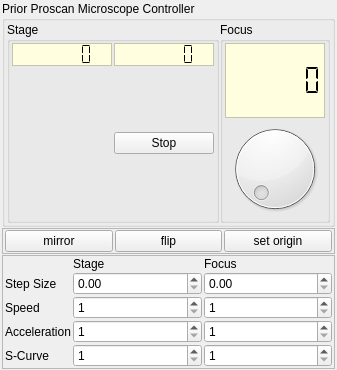
davidgrier/QInstrument, file instruments/PriorScientific/Proscan/ProscanWidget.ui: the form before one commit.
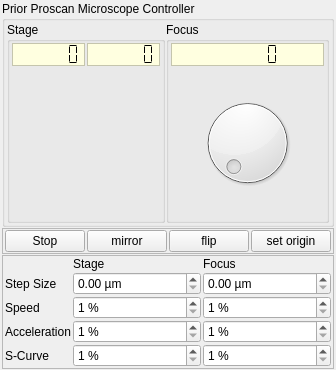
The form after the commit. Custom widgets are drawn as their Qt base class.

Commit message: Proscan: widget layout polish and pad button click/hold distinction

Patch:
```diff
--- a/instruments/PriorScientific/Proscan/ProscanWidget.ui
+++ b/instruments/PriorScientific/Proscan/ProscanWidget.ui
@@ -6,7 +6,7 @@
    <rect>
     <x>0</x>
     <y>0</y>
-    <width>337</width>
+    <width>280</width>
     <height>370</height>
    </rect>
   </property>
@@ -138,7 +138,7 @@
            </property>
           </widget>
          </item>
-         <item row="1" column="0">
+         <item row="1" column="0" colspan="2">
           <widget class="QJoystickPad" name="joystick" native="true">
            <property name="sizePolicy">
             <sizepolicy hsizetype="Expanding" vsizetype="Expanding">
@@ -157,25 +157,6 @@
            </property>
           </widget>
          </item>
-         <item row="1" column="1">
-          <widget class="QPushButton" name="stop">
-           <property name="minimumSize">
-            <size>
-             <width>100</width>
-             <height>0</height>
-            </size>
-           </property>
-           <property name="focusPolicy">
-            <enum>Qt::StrongFocus</enum>
-           </property>
-           <property name="styleSheet">
-            <string notr="true"/>
-           </property>
-           <property name="text">
-            <string>Stop</string>
-           </property>
-          </widget>
-         </item>
         </layout>
        </widget>
       </item>
@@ -202,6 +183,12 @@
          </property>
          <item>
           <widget class="QLCDNumber" name="z">
+           <property name="sizePolicy">
+            <sizepolicy hsizetype="Expanding" vsizetype="Fixed">
+             <horstretch>0</horstretch>
+             <verstretch>0</verstretch>
+            </sizepolicy>
+           </property>
            <property name="font">
             <font>
              <pointsize>13</pointsize>
@@ -232,6 +219,19 @@
            </property>
           </widget>
          </item>
+         <item>
+          <spacer name="focusTopSpacer">
+           <property name="orientation">
+            <enum>Qt::Vertical</enum>
+           </property>
+           <property name="sizeHint" stdset="0">
+            <size>
+             <width>20</width>
+             <height>0</height>
+            </size>
+           </property>
+          </spacer>
+         </item>
          <item>
           <widget class="QRotaryEncoder" name="zdial">
            <property name="minimumSize">
@@ -242,6 +242,19 @@
            </property>
           </widget>
          </item>
+         <item>
+          <spacer name="focusBottomSpacer">
+           <property name="orientation">
+            <enum>Qt::Vertical</enum>
+           </property>
+           <property name="sizeHint" stdset="0">
+            <size>
+             <width>20</width>
+             <height>0</height>
+            </size>
+           </property>
+          </spacer>
+         </item>
         </layout>
        </widget>
       </item>
@@ -279,6 +292,16 @@
        <number>1</number>
       </property>
       <item row="0" column="0">
+       <widget class="QPushButton" name="stop">
+        <property name="focusPolicy">
+         <enum>Qt::StrongFocus</enum>
+        </property>
+        <property name="text">
+         <string>Stop</string>
+        </property>
+       </widget>
+      </item>
+      <item row="0" column="1">
        <widget class="QPushButton" name="mirror">
         <property name="focusPolicy">
          <enum>Qt::NoFocus</enum>
@@ -291,7 +314,7 @@
         </property>
        </widget>
       </item>
-      <item row="0" column="1">
+      <item row="0" column="2">
        <widget class="QPushButton" name="flip">
         <property name="focusPolicy">
          <enum>Qt::NoFocus</enum>
@@ -304,7 +327,7 @@
         </property>
        </widget>
       </item>
-      <item row="0" column="2">
+      <item row="0" column="3">
        <widget class="QPushButton" name="set_origin">
         <property name="focusPolicy">
          <enum>Qt::NoFocus</enum>
@@ -358,6 +381,9 @@
         <property name="focusPolicy">
          <enum>Qt::ClickFocus</enum>
         </property>
+        <property name="suffix">
+         <string> %</string>
+        </property>
         <property name="minimum">
          <number>1</number>
         </property>
@@ -407,6 +433,9 @@
         <property name="focusPolicy">
          <enum>Qt::ClickFocus</enum>
         </property>
+        <property name="suffix">
+         <string> %</string>
+        </property>
         <property name="minimum">
          <number>1</number>
         </property>
@@ -450,6 +479,9 @@
         <property name="focusPolicy">
          <enum>Qt::ClickFocus</enum>
         </property>
+        <property name="suffix">
+         <string> µm</string>
+        </property>
        </widget>
       </item>
       <item row="1" column="2">
@@ -457,6 +489,9 @@
         <property name="focusPolicy">
          <enum>Qt::ClickFocus</enum>
         </property>
+        <property name="suffix">
+         <string> µm</string>
+        </property>
        </widget>
       </item>
       <item row="4" column="2">
@@ -470,6 +505,9 @@
         <property name="focusPolicy">
          <enum>Qt::ClickFocus</enum>
         </property>
+        <property name="suffix">
+         <string> %</string>
+        </property>
         <property name="minimum">
          <number>1</number>
         </property>
@@ -489,6 +527,9 @@
         <property name="focusPolicy">
          <enum>Qt::ClickFocus</enum>
         </property>
+        <property name="suffix">
+         <string> %</string>
+        </property>
         <property name="minimum">
          <number>1</number>
         </property>
@@ -508,6 +549,9 @@
         <property name="focusPolicy">
          <enum>Qt::ClickFocus</enum>
         </property>
+        <property name="suffix">
+         <string> %</string>
+        </property>
         <property name="minimum">
          <number>1</number>
         </property>
@@ -527,6 +571,9 @@
         <property name="focusPolicy">
          <enum>Qt::ClickFocus</enum>
         </property>
+        <property name="suffix">
+         <string> %</string>
+        </property>
         <property name="minimum">
          <number>1</number>
         </property>
```
Left out of the diff: 2 changed lines with no effect on the pictures. The commit also changes 2 other files.
